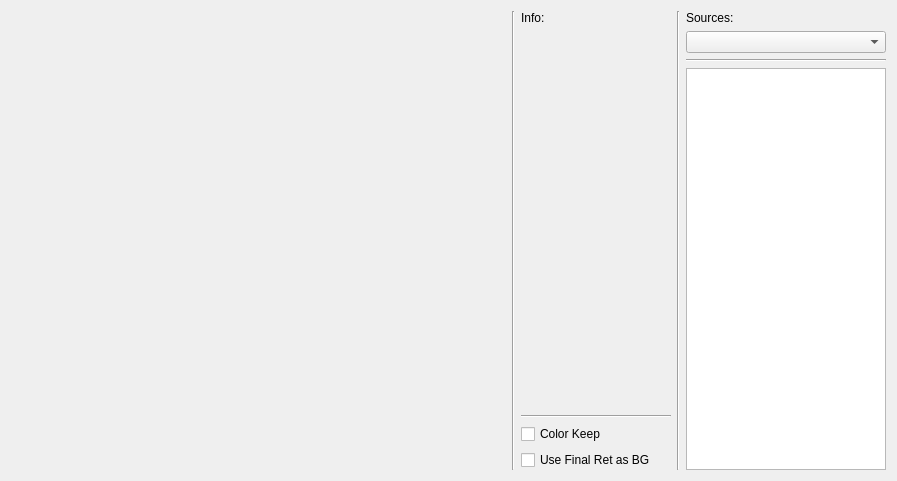
Old version of the form gui/ui/verbose_show.ui in the repository panderan/text-detection.
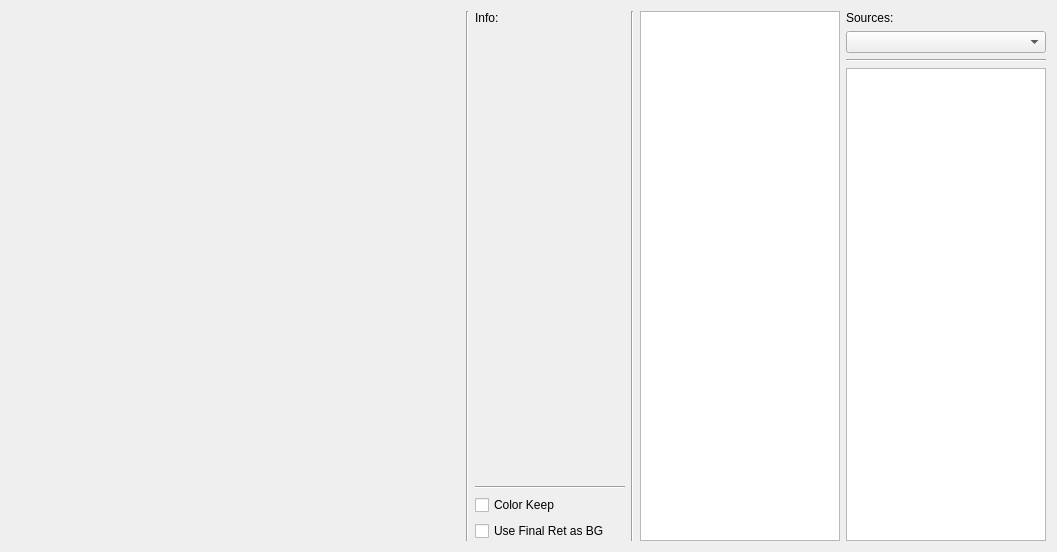
New version of the form.

```diff
--- a/gui/ui/verbose_show.ui
+++ b/gui/ui/verbose_show.ui
@@ -6,14 +6,14 @@
    <rect>
     <x>0</x>
     <y>0</y>
-    <width>897</width>
-    <height>481</height>
+    <width>1057</width>
+    <height>552</height>
    </rect>
   </property>
   <property name="windowTitle">
    <string>Verbose Result</string>
   </property>
-  <layout class="QHBoxLayout" name="horizontalLayout" stretch="1,0,0,0,0">
+  <layout class="QHBoxLayout" name="horizontalLayout" stretch="1,0,0,0,0,0">
    <item>
     <widget class="QWidget" name="widget_display" native="true"/>
    </item>
@@ -120,6 +120,28 @@
      </property>
     </widget>
    </item>
+   <item>
+    <widget class="QListWidget" name="list_widget_sec">
+     <property name="sizePolicy">
+      <sizepolicy hsizetype="Minimum" vsizetype="Expanding">
+       <horstretch>0</horstretch>
+       <verstretch>0</verstretch>
+      </sizepolicy>
+     </property>
+     <property name="minimumSize">
+      <size>
+       <width>200</width>
+       <height>0</height>
+      </size>
+     </property>
+     <property name="maximumSize">
+      <size>
+       <width>200</width>
+       <height>16777215</height>
+      </size>
+     </property>
+    </widget>
+   </item>
    <item>
     <layout class="QVBoxLayout" name="verticalLayout">
      <item>
```
